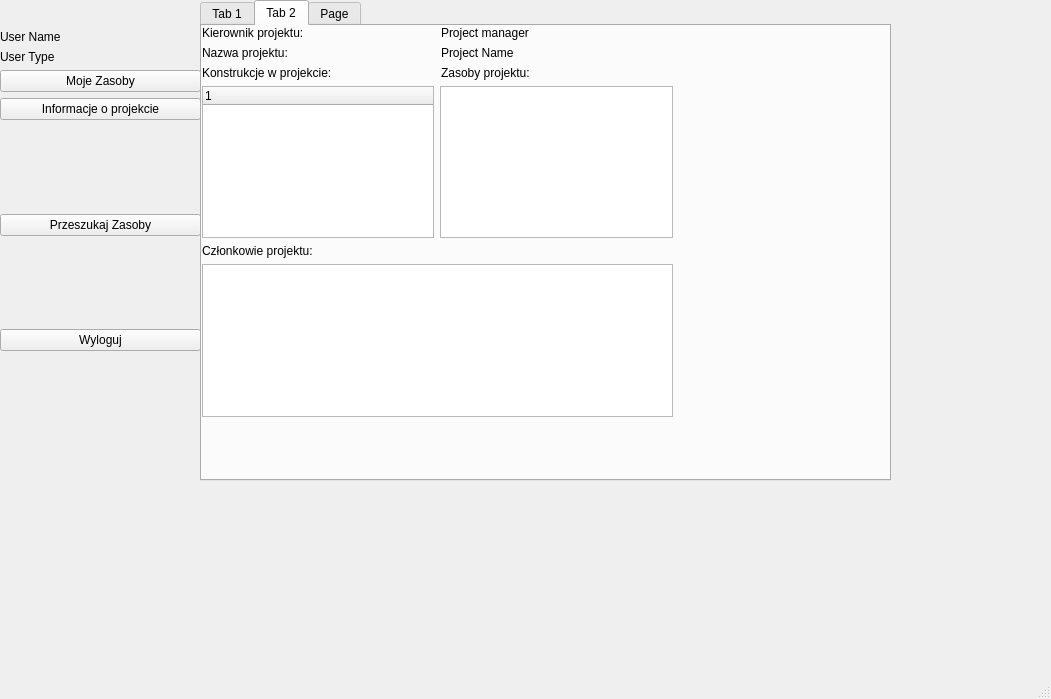
Before: the Qt Designer form desktop_app_sbd/mainwindows/mainwindowprojectmember.ui in wiktor426/sbd, drawn with Qt 5.
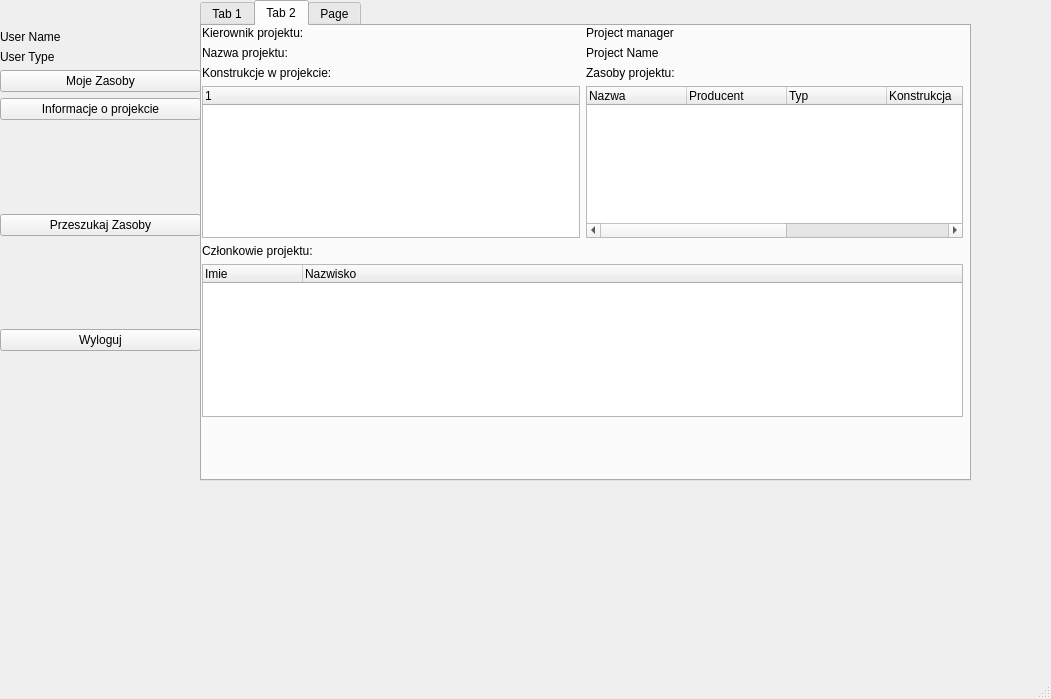
After: the same form once the commit is applied. The open tabs and pages were chosen to show the change.

The edit to the form file:
```diff
--- a/desktop_app_sbd/mainwindows/mainwindowprojectmember.ui
+++ b/desktop_app_sbd/mainwindows/mainwindowprojectmember.ui
@@ -99,7 +99,7 @@
      <rect>
       <x>200</x>
       <y>0</y>
-      <width>691</width>
+      <width>771</width>
       <height>481</height>
      </rect>
     </property>
@@ -209,7 +209,7 @@
        <rect>
         <x>0</x>
         <y>0</y>
-        <width>471</width>
+        <width>761</width>
         <height>391</height>
        </rect>
       </property>
@@ -280,7 +280,43 @@
           </widget>
          </item>
          <item>
-          <widget class="QTableView" name="tableViewProjectSupplies"/>
+          <widget class="QTreeWidget" name="treeWidgetProjectSupplies">
+           <column>
+            <property name="text">
+             <string>Nazwa</string>
+            </property>
+           </column>
+           <column>
+            <property name="text">
+             <string>Producent</string>
+            </property>
+           </column>
+           <column>
+            <property name="text">
+             <string>Typ</string>
+            </property>
+           </column>
+           <column>
+            <property name="text">
+             <string>Konstrukcja</string>
+            </property>
+           </column>
+           <column>
+            <property name="text">
+             <string>Imie</string>
+            </property>
+           </column>
+           <column>
+            <property name="text">
+             <string>Nazwisko</string>
+            </property>
+           </column>
+           <column>
+            <property name="text">
+             <string>Miejsce</string>
+            </property>
+           </column>
+          </widget>
          </item>
         </layout>
        </item>
@@ -296,11 +332,21 @@
         </layout>
        </item>
        <item>
-        <layout class="QHBoxLayout" name="horizontalLayout_10">
-         <item>
-          <widget class="QTableWidget" name="tableWidgetProjectMembers"/>
-         </item>
-        </layout>
+        <widget class="QTreeWidget" name="treeWidgetProjectMembers">
+         <column>
+          <property name="text">
+           <string>Imie</string>
+          </property>
+         </column>
+         <column>
+          <property name="text">
+           <string>Nazwisko</string>
+          </property>
+         </column>
+        </widget>
+       </item>
+       <item>
+        <layout class="QHBoxLayout" name="horizontalLayout_10"/>
        </item>
       </layout>
      </widget>
```
Left out of the diff: 31 changed lines with no effect on the pictures.
